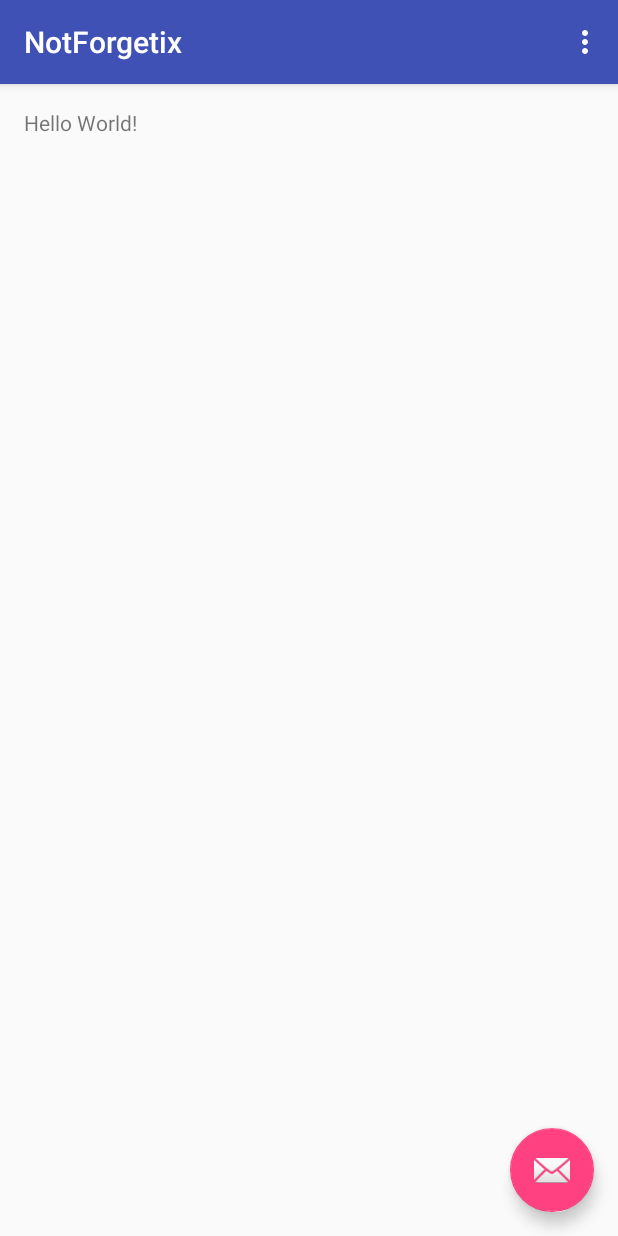
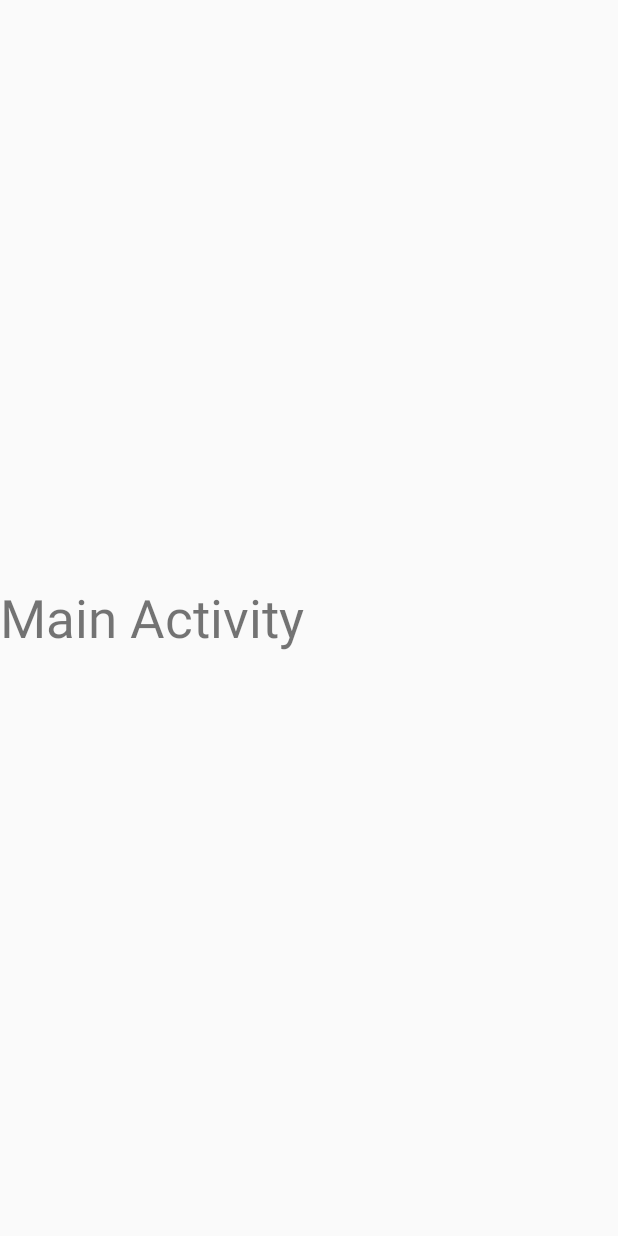
Before and after one commit to igrekoni/NotForgetix, an Android app: the screen it shows after launch (MainActivity), on a phone screen of 412 x 824 dp. Run offline under Robolectric (Android 15) with nearby library versions, the phone set to English and light mode, and no system bars.

Commit message:
первый урок закончен

```diff
--- a/app/build.gradle
+++ b/app/build.gradle
@@ -24,4 +24,5 @@ dependencies {
     testCompile 'junit:junit:4.12'
     compile 'com.android.support:appcompat-v7:23.1.1'
     compile 'com.android.support:design:23.1.1'
+    compile 'com.android.support:support-v4:23.1.1'
 }
--- a/app/src/main/java/org/alfaseo/notforgetix/MainActivity.java
+++ b/app/src/main/java/org/alfaseo/notforgetix/MainActivity.java
@@ -1,52 +1,60 @@
 package org.alfaseo.notforgetix;
 
 import android.os.Bundle;
-import android.support.design.widget.FloatingActionButton;
-import android.support.design.widget.Snackbar;
+import android.support.v4.app.FragmentManager;
 import android.support.v7.app.AppCompatActivity;
-import android.support.v7.widget.Toolbar;
-import android.view.View;
 import android.view.Menu;
 import android.view.MenuItem;
 
+
 public class MainActivity extends AppCompatActivity {
+
+    FragmentManager fragmentManager;
+    PreferenceHelper preferenceHelper;
 
     @Override
     protected void onCreate(Bundle savedInstanceState) {
         super.onCreate(savedInstanceState);
         setContentView(R.layout.activity_main);
-        Toolbar toolbar = (Toolbar) findViewById(R.id.toolbar);
-        setSupportActionBar(toolbar);
 
-        FloatingActionButton fab = (FloatingActionButton) findViewById(R.id.fab);
-        fab.setOnClickListener(new View.OnClickListener() {
-            @Override
-            public void onClick(View view) {
-                Snackbar.make(view, "Replace with your own action", Snackbar.LENGTH_LONG)
-                        .setAction("Action", null).show();
-            }
-        });
+        PreferenceHelper.getInstance().init(getApplicationContext());
+        preferenceHelper = PreferenceHelper.getInstance();
+
+
+        fragmentManager = getSupportFragmentManager();
+
+        runSplash();
     }
 
     @Override
     public boolean onCreateOptionsMenu(Menu menu) {
-        // Inflate the menu; this adds items to the action bar if it is present.
         getMenuInflater().inflate(R.menu.menu_main, menu);
+        MenuItem splashItem = menu.findItem(R.id.action_splash);
+        splashItem.setChecked(preferenceHelper.getBoolean(PreferenceHelper.SPLASH_IS_INVISIBLE));
         return true;
     }
 
     @Override
     public boolean onOptionsItemSelected(MenuItem item) {
-        // Handle action bar item clicks here. The action bar will
-        // automatically handle clicks on the Home/Up button, so long
-        // as you specify a parent activity in AndroidManifest.xml.
         int id = item.getItemId();
 
-        //noinspection SimplifiableIfStatement
-        if (id == R.id.action_settings) {
+        if (id == R.id.action_splash) {
+            item.setChecked(!item.isChecked());
+            preferenceHelper.putBoolean(PreferenceHelper.SPLASH_IS_INVISIBLE, item.isChecked());
             return true;
         }
 
         return super.onOptionsItemSelected(item);
     }
+
+    public void runSplash(){
+        if (!preferenceHelper.getBoolean(PreferenceHelper.SPLASH_IS_INVISIBLE)) {
+            SplashFragment splashFragment = new SplashFragment();
+
+            fragmentManager.beginTransaction()
+                    .replace(R.id.container, splashFragment)
+                    .addToBackStack(null)
+                    .commit();
+        }
+    }
 }
--- /dev/null
+++ b/app/src/main/java/org/alfaseo/notforgetix/PreferenceHelper.java
@@ -0,0 +1,43 @@
+package org.alfaseo.notforgetix;
+
+import android.content.Context;
+import android.content.SharedPreferences;
+
+/**
+ * Created by Gre on 15.02.2016.
+ */
+public class PreferenceHelper {
+
+    private static PreferenceHelper instance;
+    public static final String SPLASH_IS_INVISIBLE = "splash_is_invisible";
+
+    private Context context;
+    private SharedPreferences preferences;
+
+    private PreferenceHelper(){
+
+    }
+
+    public static PreferenceHelper getInstance(){
+        if (instance == null){
+            instance = new PreferenceHelper();
+        }
+        return instance;
+    }
+
+    public void init(Context context){
+        this.context = context;
+        preferences = context.getSharedPreferences("preferences", Context.MODE_PRIVATE);
+    }
+
+    public void putBoolean(String key, boolean value){
+        SharedPreferences.Editor editor = preferences.edit();
+        editor.putBoolean(key, value);
+        editor.apply();
+    }
+
+    public boolean getBoolean(String key){
+        return preferences.getBoolean(key, false);
+    }
+
+}
--- /dev/null
+++ b/app/src/main/java/org/alfaseo/notforgetix/SplashFragment.java
@@ -0,0 +1,52 @@
+package org.alfaseo.notforgetix;
+
+
+import android.os.AsyncTask;
+import android.os.Bundle;
+import android.support.v4.app.Fragment;
+import android.view.LayoutInflater;
+import android.view.View;
+import android.view.ViewGroup;
+
+import java.util.concurrent.TimeUnit;
+
+
+/**
+ * A simple {@link Fragment} subclass.
+ */
+public class SplashFragment extends Fragment {
+
+
+    public SplashFragment() {
+
+    }
+
+
+    @Override
+    public View onCreateView(LayoutInflater inflater, ViewGroup container,
+                             Bundle savedInstanceState) {
+
+        SplashTask splashTask = new SplashTask();
+        splashTask.execute();
+
+        return inflater.inflate(R.layout.fragment_splash, container, false);
+    }
+
+
+    class SplashTask extends AsyncTask<Void, Void, Void> {
+
+        @Override
+        protected Void doInBackground(Void... params) {
+            try {
+                TimeUnit.SECONDS.sleep(2);
+            } catch (InterruptedException e) {
+                e.printStackTrace();
+            }
+
+            getActivity().getSupportFragmentManager().popBackStack();
+
+            return null;
+        }
+    }
+
+}
--- a/app/src/main/res/layout/activity_main.xml
+++ b/app/src/main/res/layout/activity_main.xml
@@ -1,34 +1,16 @@
-<?xml version="1.0" encoding="utf-8"?>
-<android.support.design.widget.CoordinatorLayout xmlns:android="http://schemas.android.com/apk/res/android"
-    xmlns:app="http://schemas.android.com/apk/res-auto"
+<android.support.design.widget.CoordinatorLayout
+    xmlns:android="http://schemas.android.com/apk/res/android"
     xmlns:tools="http://schemas.android.com/tools"
     android:layout_width="match_parent"
     android:layout_height="match_parent"
-    android:fitsSystemWindows="true"
-    tools:context="org.alfaseo.notforgetix.MainActivity">
+    android:id="@+id/container"
+    tools:context=".MainActivity">
 
-    <android.support.design.widget.AppBarLayout
-        android:layout_width="match_parent"
-        android:layout_height="wrap_content"
-        android:theme="@style/AppTheme.AppBarOverlay">
-
-        <android.support.v7.widget.Toolbar
-            android:id="@+id/toolbar"
-            android:layout_width="match_parent"
-            android:layout_height="?attr/actionBarSize"
-            android:background="?attr/colorPrimary"
-            app:popupTheme="@style/AppTheme.PopupOverlay" />
-
-    </android.support.design.widget.AppBarLayout>
-
-    <include layout="@layout/content_main" />
-
-    <android.support.design.widget.FloatingActionButton
-        android:id="@+id/fab"
+    <TextView
         android:layout_width="wrap_content"
         android:layout_height="wrap_content"
-        android:layout_gravity="bottom|end"
-        android:layout_margin="@dimen/fab_margin"
-        android:src="@android:drawable/ic_dialog_email" />
+        android:text="Main Activity"
+        android:layout_gravity="center_vertical"
+        android:textSize="35sp"/>
 
 </android.support.design.widget.CoordinatorLayout>
--- a/app/src/main/res/layout/content_main.xml
+++ /dev/null
@@ -1,19 +0,0 @@
-<?xml version="1.0" encoding="utf-8"?>
-<RelativeLayout xmlns:android="http://schemas.android.com/apk/res/android"
-    xmlns:app="http://schemas.android.com/apk/res-auto"
-    xmlns:tools="http://schemas.android.com/tools"
-    android:layout_width="match_parent"
-    android:layout_height="match_parent"
-    android:paddingBottom="@dimen/activity_vertical_margin"
-    android:paddingLeft="@dimen/activity_horizontal_margin"
-    android:paddingRight="@dimen/activity_horizontal_margin"
-    android:paddingTop="@dimen/activity_vertical_margin"
-    app:layout_behavior="@string/appbar_scrolling_view_behavior"
-    tools:context="org.alfaseo.notforgetix.MainActivity"
-    tools:showIn="@layout/activity_main">
-
-    <TextView
-        android:layout_width="wrap_content"
-        android:layout_height="wrap_content"
-        android:text="Hello World!" />
-</RelativeLayout>
--- /dev/null
+++ b/app/src/main/res/layout/fragment_splash.xml
@@ -0,0 +1,14 @@
+<FrameLayout xmlns:android="http://schemas.android.com/apk/res/android"
+    xmlns:tools="http://schemas.android.com/tools"
+    android:layout_width="match_parent"
+    android:layout_height="match_parent"
+    tools:context="org.alfaseo.notforgetix.SplashFragment">
+
+
+    <ImageView
+        android:layout_width="match_parent"
+        android:layout_height="match_parent"
+        android:src="@drawable/splash"
+        android:layout_gravity="center" />
+
+</FrameLayout>
--- a/app/src/main/res/menu/menu_main.xml
+++ b/app/src/main/res/menu/menu_main.xml
@@ -1,10 +1,12 @@
-<menu xmlns:android="http://schemas.android.com/apk/res/android"
+<menu
+    xmlns:android="http://schemas.android.com/apk/res/android"
     xmlns:app="http://schemas.android.com/apk/res-auto"
     xmlns:tools="http://schemas.android.com/tools"
     tools:context="org.alfaseo.notforgetix.MainActivity">
     <item
-        android:id="@+id/action_settings"
+        android:id="@+id/action_splash"
         android:orderInCategory="100"
-        android:title="@string/action_settings"
+        android:title="@string/action_splash"
+        android:checkable="true"
         app:showAsAction="never" />
 </menu>
--- a/app/src/main/res/values/strings.xml
+++ b/app/src/main/res/values/strings.xml
@@ -1,4 +1,8 @@
 <resources>
     <string name="app_name">NotForgetix</string>
     <string name="action_settings">Settings</string>
+    <string name="action_splash">Отключить SplashScreen</string>
+
+    <!-- TODO: Remove or change this placeholder text -->
+    <string name="hello_blank_fragment">Hello blank fragment</string>
 </resources>
--- a/app/src/main/res/values/styles.xml
+++ b/app/src/main/res/values/styles.xml
@@ -9,8 +9,8 @@
     </style>
 
     <style name="AppTheme.NoActionBar">
-        <item name="windowActionBar">false</item>
-        <item name="windowNoTitle">true</item>
+        <item name="windowActionBar">true</item>
+        <item name="windowNoTitle">false</item>
     </style>
 
     <style name="AppTheme.AppBarOverlay" parent="ThemeOverlay.AppCompat.Dark.ActionBar" />
```
Also changed, not shown: app/src/main/res/drawable/splash.png (added).
